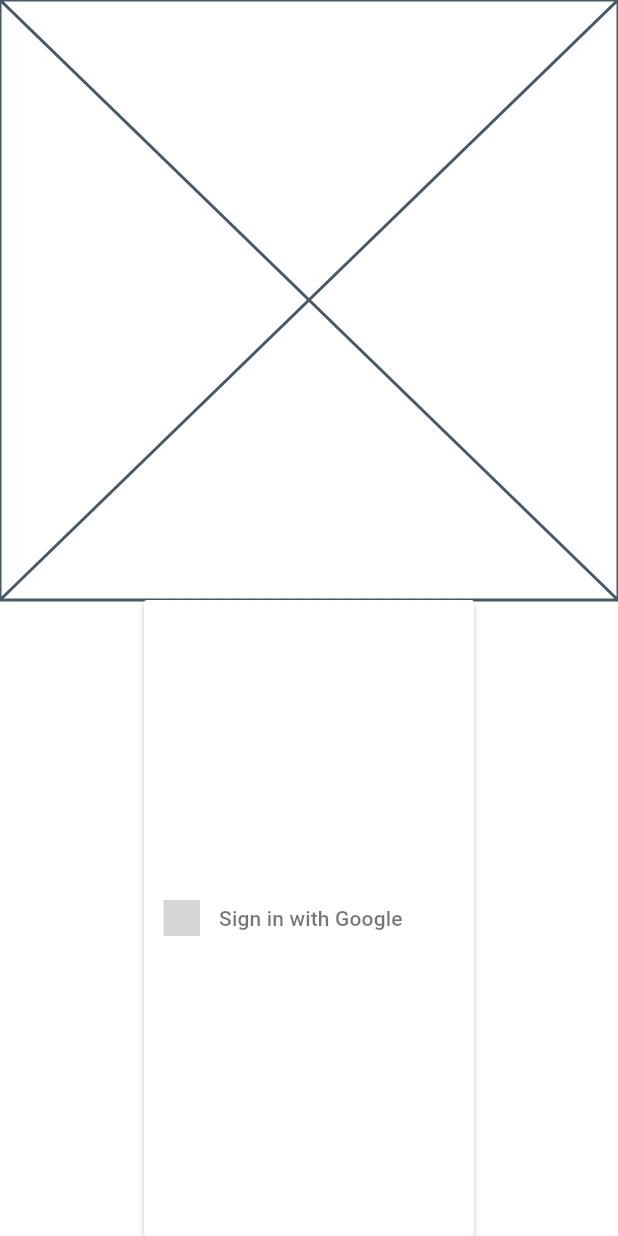
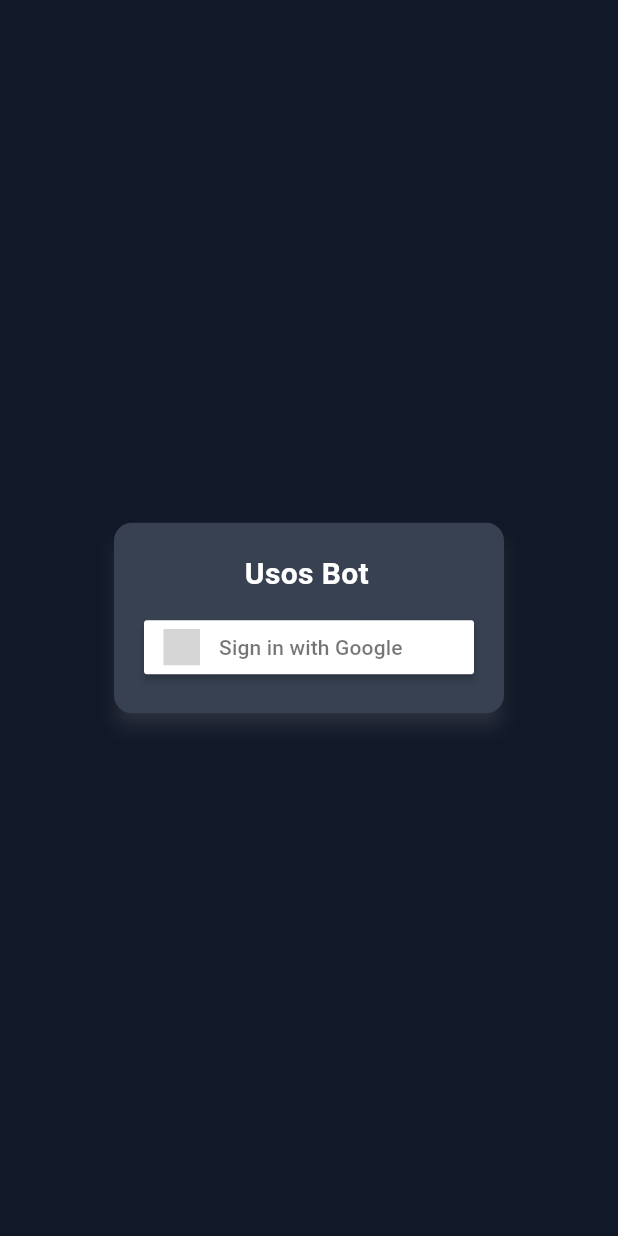
Before and after one commit to milosz7/usos-bot, a Flutter app: the screen it shows after launch, on a phone screen of 412 x 824 dp. Run offline on Flutter 3.47's test engine with Material 3 defaults, Android fonts, the phone set to English and light mode, and no system bars; drawn by our look-alikes of sign_in_button; grey boxes are pictures that could not be loaded.

Commit message:
Add styles, basic pages, login page

```diff
--- /dev/null
+++ b/frontend_flutter/lib/app.dart
@@ -0,0 +1,25 @@
+import 'package:flutter/material.dart';
+import 'package:frontend_flutter/login_page.dart';
+import 'package:frontend_flutter/chat_page.dart';
+import 'package:provider/provider.dart';
+import 'package:frontend_flutter/styles.dart';
+
+class AppState extends ChangeNotifier {}
+
+class App extends StatelessWidget {
+  const App({super.key});
+
+  @override
+  Widget build(BuildContext context) {
+    return ChangeNotifierProvider<AppState>(
+      create: (BuildContext context) => AppState(),
+      child: MaterialApp(
+          title: "Usos Bot",
+          theme: GlobalThemeData.defaultTheme,
+          routes: {
+            "/": (context) => const LoginPage(),
+            "/chat": (context) => const ChatPage(),
+          }),
+    );
+  }
+}
--- /dev/null
+++ b/frontend_flutter/lib/chat_page.dart
@@ -0,0 +1,10 @@
+import 'package:flutter/material.dart';
+
+class ChatPage extends StatelessWidget {
+  const ChatPage({super.key});
+
+  @override
+  Widget build(BuildContext context) {
+    return const Text("Chat page");
+  }
+}
--- /dev/null
+++ b/frontend_flutter/lib/login_page.dart
@@ -0,0 +1,48 @@
+import 'package:flutter/material.dart';
+import 'package:sign_in_button/sign_in_button.dart';
+import 'package:frontend_flutter/styles.dart';
+
+class LoginPage extends StatelessWidget {
+  const LoginPage({super.key});
+
+  @override
+  Widget build(BuildContext context) {
+    var theme = Theme.of(context);
+
+    return Scaffold(
+      body: Center(
+        child: Column(
+          mainAxisAlignment: MainAxisAlignment.center,
+          children: [
+            Card(
+              color: theme.colorScheme.primary,
+              shadowColor: theme.colorScheme.secondary,
+              elevation: ElevationSize.medium,
+              child: Padding(
+                  padding: const EdgeInsets.all(PaddingSize.large),
+                  child: Column(
+                    children: [
+                      Padding(
+                        padding: const EdgeInsets.fromLTRB(
+                            0, 0, 0, PaddingSize.medium),
+                        child: SelectableText(
+                          "Usos Bot",
+                          style: TextStyle(
+                              color: theme.colorScheme.onPrimary,
+                              fontSize: FontSize.large,
+                              fontWeight: FontWeight.w700),
+                        ),
+                      ),
+                      SignInButton(
+                        Buttons.google,
+                        onPressed: () => print("123"),
+                      )
+                    ],
+                  )),
+            )
+          ],
+        ),
+      ),
+    );
+  }
+}
--- a/frontend_flutter/lib/main.dart
+++ b/frontend_flutter/lib/main.dart
@@ -1,62 +1,8 @@
 import 'package:flutter/material.dart';
-import 'package:provider/provider.dart';
-import 'package:sign_in_button/sign_in_button.dart';
+import 'package:flutter_web_plugins/url_strategy.dart';
+import 'package:frontend_flutter/app.dart';
 
 void main() {
-  runApp(const MyApp());
+  usePathUrlStrategy();
+  runApp(const App());
 }
-
-class MyApp extends StatelessWidget {
-  const MyApp({super.key});
-
-  // This widget is the root of your application.
-  @override
-  Widget build(BuildContext context) {
-    return ChangeNotifierProvider(
-      create: (context) => MyAppState(),
-      child: MaterialApp(
-        title: 'Usos Bot',
-        theme: ThemeData(
-          colorScheme: ColorScheme.fromSeed(seedColor: Colors.blue),
-          useMaterial3: true,
-        ),
-        home: const MyHomePage(),
-      ),
-    );
-  }
-}
-
-class MyAppState extends ChangeNotifier {
-  var currentStr = "";
-
-  void changeStr(String x) {
-    currentStr = x;
-    notifyListeners();
-  }
-}
-
-class MyHomePage extends StatefulWidget {
-  const MyHomePage({super.key});
-
-  @override
-  State<MyHomePage> createState() => _MyHomePageState();
-}
-
-class _MyHomePageState extends State<MyHomePage> {
-  @override
-  Widget build(BuildContext context) {
-    return Column(
-      mainAxisSize: MainAxisSize.max,
-      children: [
-        const SafeArea(child: Placeholder()),
-        Expanded(child: SignInButton(
-          Buttons.google,
-          onPressed: () {
-            print("Button pressed");
-          }
-          )
-        ),
-      ],
-    );
-  }
-}
--- /dev/null
+++ b/frontend_flutter/lib/styles.dart
@@ -0,0 +1,50 @@
+import 'package:flutter/material.dart';
+
+class GlobalThemeData {
+  static const ColorScheme defaultColorScheme = ColorScheme(
+    primary: Color.fromARGB(255, 55, 65, 81),
+    secondary: Color.fromARGB(255, 107, 114, 128),
+    surface: Color.fromARGB(255, 17, 24, 39),
+    error: Colors.redAccent,
+    onError: Colors.white,
+    onPrimary: Colors.white,
+    onSecondary: Colors.white,
+    onSurface: Color.fromARGB(255, 107, 114, 128),
+    brightness: Brightness.dark,
+  );
+
+  static final Color _focusColor = Colors.white.withOpacity(0.12);
+
+  static ThemeData themeData(ColorScheme colorScheme, Color focusColor) {
+    return ThemeData(
+        colorScheme: colorScheme,
+        canvasColor: colorScheme.surface,
+        scaffoldBackgroundColor: colorScheme.surface,
+        highlightColor: Colors.transparent,
+        textSelectionTheme:
+            const TextSelectionThemeData(selectionColor: Colors.blue),
+        focusColor: focusColor);
+  }
+
+  static ThemeData defaultTheme = themeData(defaultColorScheme, _focusColor);
+}
+
+class PaddingSize {
+  static const unit = 5.0;
+  static const small = unit;
+  static const medium = unit * 2;
+  static const large = unit * 4;
+}
+
+class FontSize {
+  static const small = 12.0;
+  static const medium = 16.0;
+  static const large = 20.0;
+}
+
+class ElevationSize {
+  static const unit = 2.5;
+  static const small = unit;
+  static const medium = unit * 2;
+  static const large = unit * 3;
+}
--- a/frontend_flutter/pubspec.yaml
+++ b/frontend_flutter/pubspec.yaml
@@ -1,6 +1,6 @@
 name: frontend_flutter
 description: "A new Flutter project."
-publish_to: 'none'
+publish_to: "none"
 version: 1.0.0+1
 
 environment:
@@ -8,6 +8,8 @@
 
 dependencies:
   flutter:
+    sdk: flutter
+  flutter_web_plugins:
     sdk: flutter
 
   provider: ^6.0.0
```
Also changed, not shown: frontend_flutter/pubspec.lock, 1 other file.
